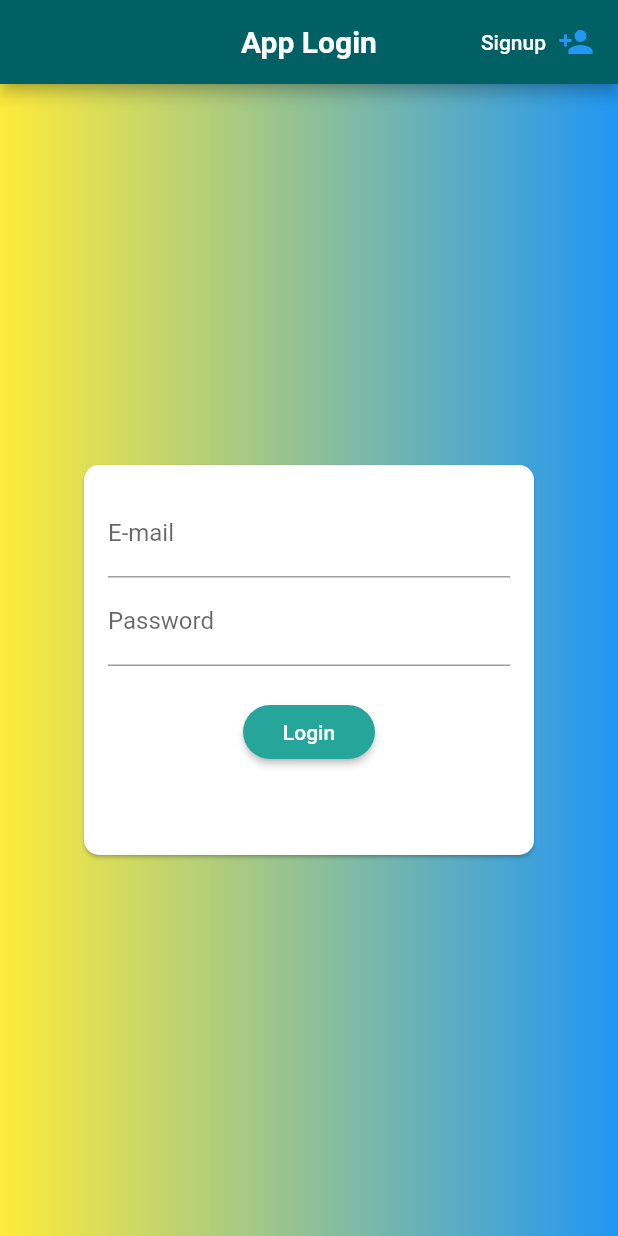
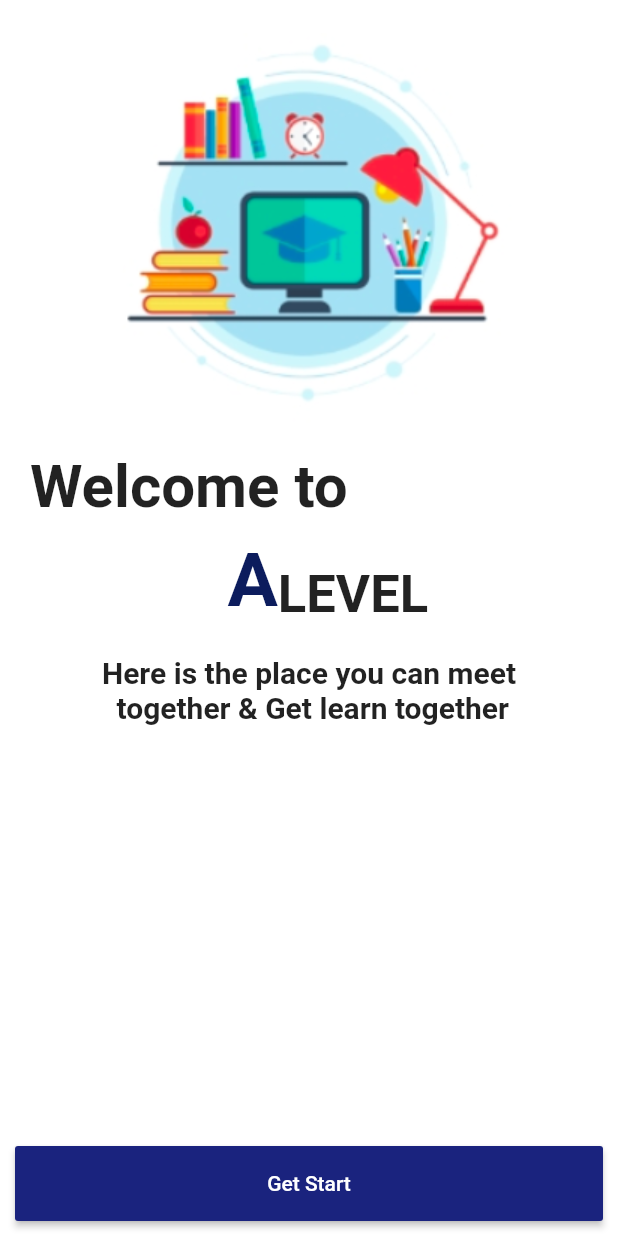
Before and after one commit to nawodyaonline/note_app, a Flutter app: the screen it shows after launch, on a phone screen of 412 x 824 dp. Run offline on Flutter 3.47's test engine with Material 2 defaults, Android fonts, the phone set to English and light mode, and no system bars.

Commit message:
Added home page and Firstpage

```diff
--- /dev/null
+++ b/lib/Screens/app.dart
@@ -0,0 +1,95 @@
+import 'package:flutter/material.dart';
+
+class App extends StatelessWidget {
+  @override
+  Widget build(BuildContext context) {
+    return SafeArea(
+      child: Scaffold(
+        backgroundColor: Color(0xFFFFFFFF),
+        body: Container(
+          child: Column(
+            children: [
+              Image.asset('images/homeBackground.png'),
+              SizedBox(
+                height: 15,
+              ),
+              Row(
+                mainAxisAlignment: MainAxisAlignment.start,
+                children: [
+                  SizedBox(
+                    width: 20,
+                  ),
+                  Text(
+                    'Welcome to',
+                    textAlign: TextAlign.right,
+                    style: TextStyle(
+                      fontSize: 40,
+                      fontWeight: FontWeight.bold,
+                    ),
+                  ),
+                ],
+              ),
+              SizedBox(
+                height: 10,
+              ),
+              Row(
+                mainAxisAlignment: MainAxisAlignment.center,
+                crossAxisAlignment: CrossAxisAlignment.end,
+                children: [
+                  SizedBox(
+                    width: 25,
+                  ),
+                  Text(
+                    'A',
+                    style: TextStyle(
+                      color: Color(0xFF0C1C5D),
+                      fontSize: 50,
+                      fontWeight: FontWeight.bold,
+                    ),
+                  ),
+                  Text(
+                    'LEVEL',
+                    style: TextStyle(
+                      fontSize: 35,
+                      fontWeight: FontWeight.bold,
+                    ),
+                  )
+                ],
+              ),
+              SizedBox(
+                height: 20,
+              ),
+              Text(
+                'Here is the place you can meet \n together & Get learn together',
+                textAlign: TextAlign.center,
+                style: TextStyle(
+                  fontSize: 20,
+                  fontWeight: FontWeight.bold,
+                ),
+              ),
+              Expanded(
+                child: Text(''),
+              ),
+              Container(
+                margin: EdgeInsets.all(10),
+                decoration: BoxDecoration(
+                  borderRadius: BorderRadius.circular(12),
+                ),
+                width: double.infinity,
+                height: 50,
+                child: RaisedButton(
+                  textColor: Colors.white,
+                  color: Color(0xFF1a237e),
+                  onPressed: () {
+                    Navigator.pushNamed(context, '/signin');
+                  },
+                  child: Text('Get Start'),
+                ),
+              )
+            ],
+          ),
+        ),
+      ),
+    );
+  }
+}
--- a/lib/Screens/home.dart
+++ b/lib/Screens/home.dart
@@ -4,11 +4,14 @@ class Home extends StatelessWidget {
   @override
   Widget build(BuildContext context) {
     return Scaffold(
-      appBar: AppBar(
-        title: Text("Home Screen"),
-      ),
+      backgroundColor: Colors.teal[300],
       body: Center(
-        child: Text("Hello I am home"),
+        child: Text(
+          'Hello',
+          style: TextStyle(
+            color: Colors.white,
+          ),
+        ),
       ),
     );
   }
--- a/lib/Screens/login.dart
+++ b/lib/Screens/login.dart
@@ -3,8 +3,6 @@ import 'package:provider/provider.dart';
 import '../models/authentication.dart';
 
 class Login extends StatefulWidget {
-  static const routeName = '/login';
-
   @override
   _NoteState createState() => _NoteState();
 }
@@ -46,6 +44,7 @@ class _NoteState extends State<Login> {
         _authData['email'],
         _authData['password'],
       );
+      Navigator.pushNamed(context, '/home');
     } catch (e) {
       var errorMessage = "Authentication Failed. Please try agai later.";
       _showErrorDialog(errorMessage);
@@ -74,7 +73,7 @@ class _NoteState extends State<Login> {
                 ),
                 Icon(
                   Icons.person_add,
-                  color: Colors.blue,
+                  color: Colors.white,
                 )
               ],
             ),
@@ -89,12 +88,7 @@ class _NoteState extends State<Login> {
         children: [
           Container(
             decoration: BoxDecoration(
-              gradient: LinearGradient(
-                colors: [
-                  Colors.yellow,
-                  Colors.blue,
-                ],
-              ),
+              color: Color(0xFF263238),
             ),
           ),
           Center(
@@ -103,12 +97,12 @@ class _NoteState extends State<Login> {
                 borderRadius: BorderRadius.circular(10.0),
               ),
               child: Container(
-                height: 260,
+                height: 265,
                 width: 300,
                 padding: EdgeInsets.all(16),
                 child: Form(
                   key: _formKey,
-                  child: Column(
+                  child: ListView(
                     children: [
                       //Email
                       TextFormField(
--- a/lib/Screens/sign_up.dart
+++ b/lib/Screens/sign_up.dart
@@ -43,6 +43,7 @@ class _NoteState extends State<Signup> {
     try {
       await Provider.of<Authentication>(context, listen: false)
           .signUp(_authData['email'], _authData['password']);
+      Navigator.pushNamed(context, '/signin');
     } catch (error) {
       var errorMessage = "Authentication Failed. Please try agai later.";
       _showErrorDialog(errorMessage);
@@ -66,12 +67,7 @@ class _NoteState extends State<Signup> {
         children: [
           Container(
             decoration: BoxDecoration(
-              gradient: LinearGradient(
-                colors: [
-                  Colors.limeAccent,
-                  Colors.redAccent,
-                ],
-              ),
+              color: Color(0xFF263238),
             ),
           ),
           Center(
@@ -80,12 +76,13 @@ class _NoteState extends State<Signup> {
                 borderRadius: BorderRadius.circular(10.0),
               ),
               child: Container(
-                height: 300,
+                height: 350,
                 width: 300,
                 padding: EdgeInsets.all(16),
                 child: Form(
                   key: _formKey,
                   child: Column(
+                    mainAxisAlignment: MainAxisAlignment.center,
                     children: [
                       //Email
                       TextFormField(
@@ -140,7 +137,6 @@ class _NoteState extends State<Signup> {
                         child: Text("Sign up"),
                         onPressed: () {
                           _submit();
-                          Navigator.pushNamed(context, '/signin');
                         },
                         shape: RoundedRectangleBorder(
                           borderRadius: BorderRadius.circular(30),
--- a/lib/main.dart
+++ b/lib/main.dart
@@ -1,7 +1,8 @@
 import 'package:flutter/material.dart';
+import 'package:note_app/Screens/home.dart';
 import 'package:provider/provider.dart';
 
-import 'package:note_app/Screens/home.dart';
+import 'package:note_app/Screens/app.dart';
 import 'package:note_app/Screens/login.dart';
 import 'package:note_app/Screens/sign_up.dart';
 import 'models/authentication.dart';
@@ -18,8 +19,9 @@ class MyApp extends StatelessWidget {
         ),
       ],
       child: MaterialApp(
-        initialRoute: '/signin',
+        initialRoute: '/',
         routes: {
+          '/': (context) => App(),
           '/signup': (context) => Signup(),
           '/signin': (context) => Login(),
           '/home': (context) => Home(),
```
Also changed, not shown: images/LoginBG.jpg (deleted), images/homeBackground.png (added).
